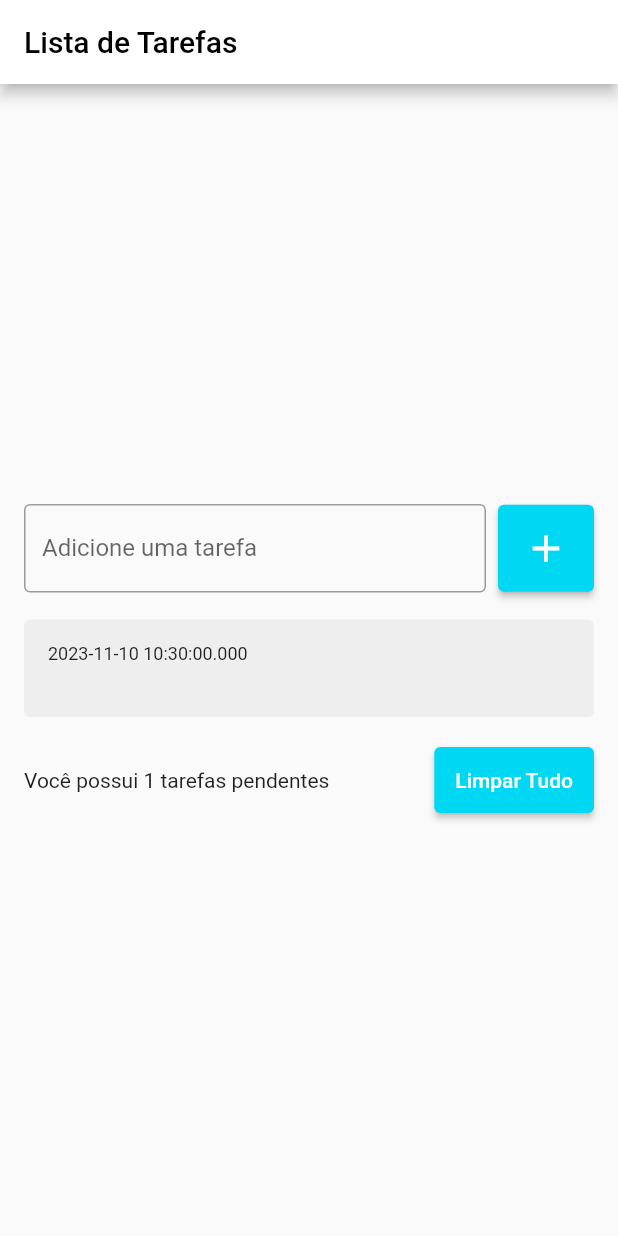
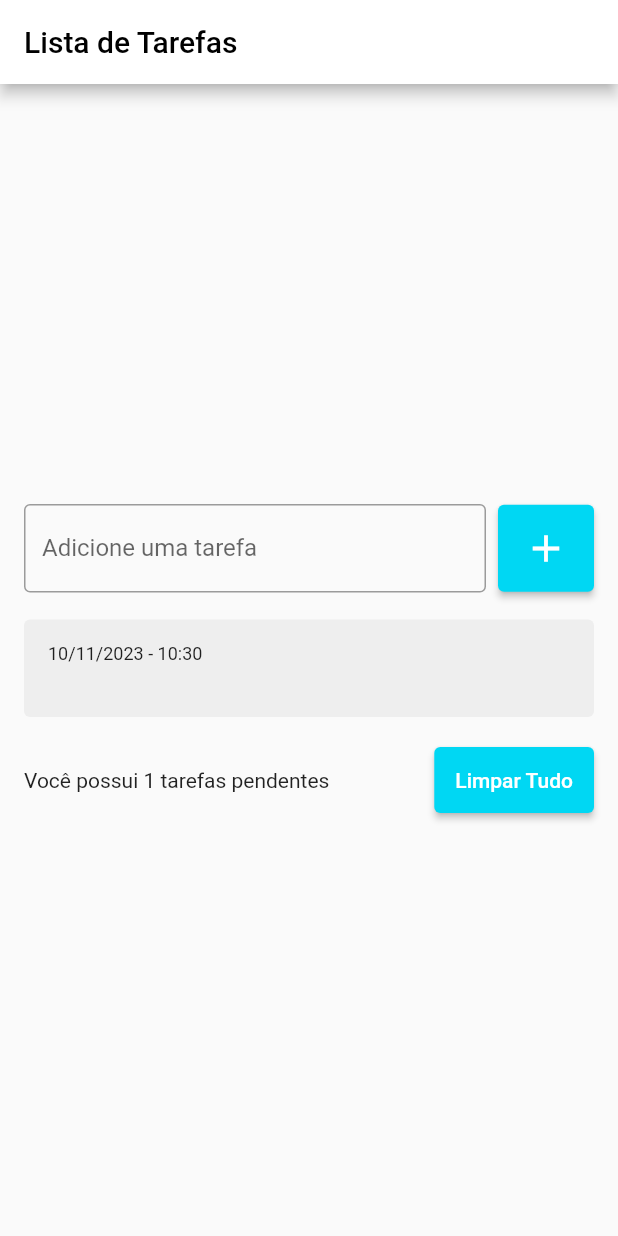
Before and after one commit to mapti-michel/flutter-projeto, a Flutter app: the screen it shows after launch, after a tap on the "add" icon, on a phone screen of 412 x 824 dp. Run offline on Flutter 3.47's test engine with Material 2 defaults, Android fonts, the phone set to English and light mode, and no system bars; drawn by our look-alikes of flutter_slidable.

Commit message:
incluindo opcao de delete

```diff
--- a/todo_list/lib/pages/todo_list_page.dart
+++ b/todo_list/lib/pages/todo_list_page.dart
@@ -21,7 +21,7 @@ class _TodoListPageState extends State<TodoListPage> {
     return SafeArea(
       child: Scaffold(
         appBar: AppBar(
-        title: Text('Lista de Tarefas',
+        title: const Text('Lista de Tarefas',
         style: TextStyle(color: Colors.black)),
         backgroundColor: Colors.white,
       ),
@@ -58,8 +58,8 @@ class _TodoListPageState extends State<TodoListPage> {
                         todoController.clear();
                       },
                       style: ElevatedButton.styleFrom(
-                        primary: Color(0xff00d7f3),
-                        padding: EdgeInsets.all(14),
+                        backgroundColor: const Color(0xff00d7f3),
+                        padding: const EdgeInsets.all(14),
                       ),
                       child: const Icon(
                         Icons.add,
@@ -91,8 +91,8 @@ class _TodoListPageState extends State<TodoListPage> {
                     ElevatedButton(
                       onPressed: showDeletetodosConfirmationDialog,
                       style: ElevatedButton.styleFrom(
-                          primary: Color(0xff00d7f3),
-                          padding: EdgeInsets.all(14)),
+                          backgroundColor: const Color(0xff00d7f3),
+                          padding: const EdgeInsets.all(14)),
                       child: const Text('Limpar Tudo'),
                     ),
                   ],
@@ -136,11 +136,11 @@ class _TodoListPageState extends State<TodoListPage> {
     showDialog(
       context: context,
       builder: (context) => AlertDialog(
-        title: Text('Limpar tudo?'),
-        content: Text('Confirma exclusão ?'),
+        title: const Text('Limpar tudo?'),
+        content: const Text('Confirma exclusão ?'),
         actions: [
           TextButton(
-            child: Text('Cancelar'),
+            child: const Text('Cancelar'),
             onPressed: () {},
           ),
           TextButton(
@@ -148,7 +148,7 @@ class _TodoListPageState extends State<TodoListPage> {
               Navigator.of(context).pop();
               deleteAllTodos();
             },
-            child: Text('Lmpar Tudo'),
+            child: const Text('Lmpar Tudo'),
           ),
         ],
       ),
--- a/todo_list/lib/widgets/todo_list_item.dart
+++ b/todo_list/lib/widgets/todo_list_item.dart
@@ -1,40 +1,53 @@
 import 'package:flutter/material.dart';
-
+import 'package:flutter_slidable/flutter_slidable.dart';
+import 'package:intl/intl.dart';
 import '../models/todo.dart';
 
 class TodoListItem extends StatelessWidget {
-  TodoListItem(
-      {Key? key,
-      required this.todo,
-      required void Function(Todo todo) onDelete})
+  TodoListItem({Key? key, required this.todo, required this.onDelete})
       : super(key: key);
   final Todo todo;
+  final Function(Todo) onDelete;
 
   @override
   Widget build(BuildContext context) {
-    return Container(
+    return Slidable(
+        endActionPane: ActionPane(
+          motion: const ScrollMotion(),
+          extentRatio: 0.25,
+          children: [
+            SlidableAction(
+              label: 'Delete',
+              backgroundColor: Colors.red,
+              icon: Icons.delete,
+              onPressed: (context) {
+                onDelete(todo);
+              },
+            ),
+          ],
+        ),
+        child: Container(
             decoration: BoxDecoration(
               borderRadius: BorderRadius.circular(4),
               color: Colors.grey[200],
             ),
-        margin: const EdgeInsets.symmetric(
-            vertical: 2), // separa os elementos da lista
+            margin: const EdgeInsets.symmetric(vertical: 2), // separa os elementos da lista
             padding: const EdgeInsets.all(16),
             child: Column(
-          crossAxisAlignment: CrossAxisAlignment.start,
+              crossAxisAlignment: CrossAxisAlignment.stretch,
               children: [
                 Text(
-              todo.dateTime.toString(),
-              style: TextStyle(
+                  DateFormat('dd/MM/yyyy - HH:mm').format(todo.dateTime),
+                  style: const TextStyle(
                     fontSize: 12,
                   ),
                 ),
                 Text(todo.title,
-                style: TextStyle(
+                    style: const TextStyle(
                       fontSize: 16,
                       fontWeight: FontWeight.w600, // Negrito
                     )),
               ],
-        ));
+            )));
   }
 }
--- a/todo_list/pubspec.yaml
+++ b/todo_list/pubspec.yaml
@@ -36,6 +36,8 @@ dependencies:
   # The following adds the Cupertino Icons font to your application.
   # Use with the CupertinoIcons class for iOS style icons.
   cupertino_icons: ^1.0.2
+  intl:
+  flutter_slidable: ^2.0.0
 
 dev_dependencies:
   flutter_test:
```
Also changed, not shown: todo_list/pubspec.lock. Lines whose indentation alone changed are shown as unchanged.
